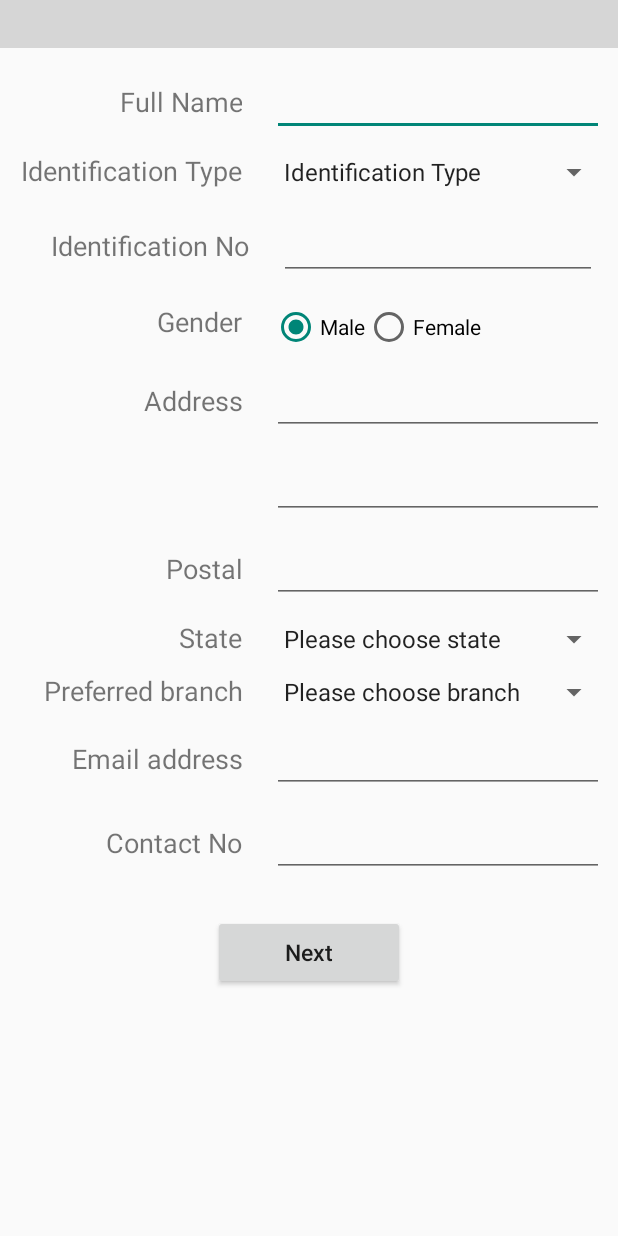
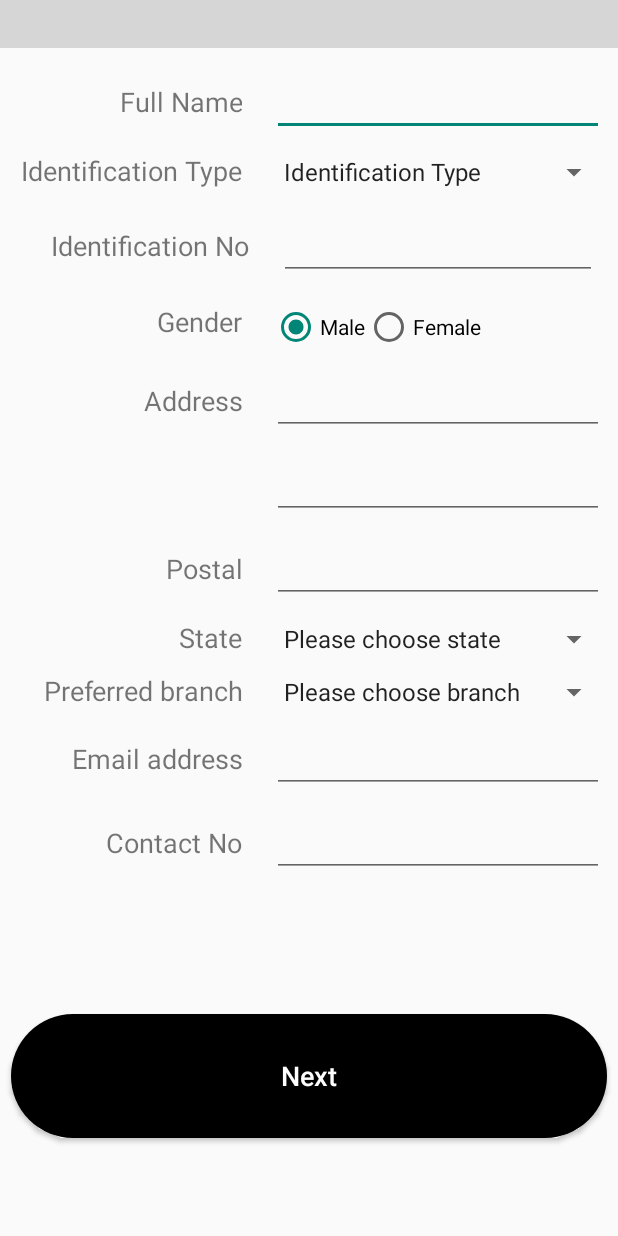
Before and after one commit to tanchekwei/banking-app, an Android app: the layout activity_register1.xml on its own in the app's theme, with its tools: preview values and no code run, on a phone screen of 412 x 824 dp. Run offline under Robolectric (Android 15) with nearby library versions, the phone set to English and light mode, and no system bars; plain views replace HorizontalStepView; Roboto replaces fonts that are not available here; grey boxes are pictures that could not be loaded.

Commit message:
Update register

```diff
--- a/app/src/main/res/layout/activity_register1.xml
+++ b/app/src/main/res/layout/activity_register1.xml
@@ -294,16 +294,22 @@
 
     <Button
         android:id="@+id/btn_next"
-        android:layout_width="128dp"
-        android:layout_height="50dp"
-        android:layout_marginStart="8dp"
-        android:layout_marginEnd="8dp"
+        android:layout_width="0dp"
+        android:layout_height="0dp"
+        android:layout_marginStart="7dp"
+        android:layout_marginTop="8dp"
+        android:layout_marginEnd="7dp"
+        android:layout_marginBottom="7dp"
+        android:background="@drawable/button_shape"
         android:onClick="next"
         android:text="@string/next"
         android:textAllCaps="false"
-        android:textSize="15sp"
+        android:textColor="@color/secondaryTextColor"
+        android:textSize="18sp"
+        app:layout_constraintBottom_toBottomOf="parent"
         app:layout_constraintEnd_toEndOf="parent"
         app:layout_constraintHeight_percent="0.1"
+        app:layout_constraintHorizontal_bias="0.498"
         app:layout_constraintStart_toStartOf="parent"
         app:layout_constraintTop_toBottomOf="@+id/tableLayout11" />
 
```
Also changed, not shown: app/src/main/res/layout/activity_register.xml (+10 -4 lines), app/src/main/res/layout/activity_register2.xml (+10 -3 lines).
